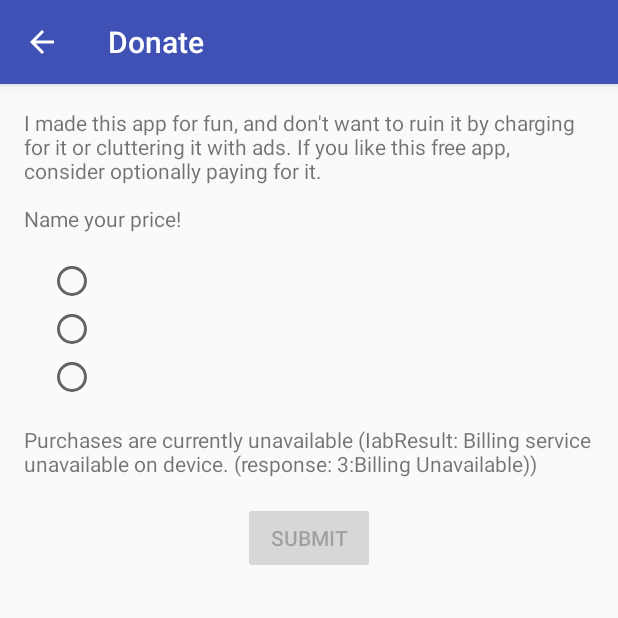
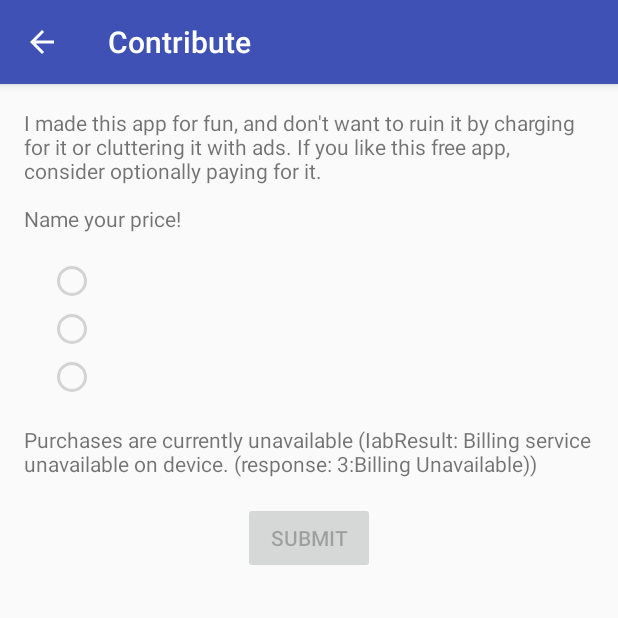
Before and after one commit to JCapriotti/MilwaukeeDPW, an Android app: the DonateActivity screen opened directly, with no data from a screen before it, on a phone screen of 412 x 824 dp, the top half of it. Run offline under Robolectric (Android 15) with nearby library versions, the phone set to English and light mode, and no system bars; libraries missing offline, so code that uses them is left out: com.android.vending.

Commit message:
Dispose bugfix and renaming screen

```diff
--- a/app/src/main/java/com/jcap/milwaukeedpw/iab/IabHelper.java
+++ b/app/src/main/java/com/jcap/milwaukeedpw/iab/IabHelper.java
@@ -328,7 +328,7 @@ public class IabHelper {
         mSetupDone = false;
         if (mServiceConn != null) {
             logDebug("Unbinding from service.");
-            if (mContext != null) mContext.unbindService(mServiceConn);
+            if (mContext != null && mService != null) mContext.unbindService(mServiceConn);
         }
         mDisposed = true;
         mContext = null;
--- a/app/src/main/res/layout/activity_donate.xml
+++ b/app/src/main/res/layout/activity_donate.xml
@@ -26,16 +26,19 @@
             android:layout_width="match_parent"
             android:layout_height="wrap_content"
             android:onClick="onRadioButtonClicked"
+            android:enabled="false"
             android:id="@id/radio_low"/>
         <RadioButton
             android:layout_width="match_parent"
             android:layout_height="wrap_content"
             android:onClick="onRadioButtonClicked"
+            android:enabled="false"
             android:id="@id/radio_medium"/>
         <RadioButton
             android:layout_width="match_parent"
             android:layout_height="wrap_content"
             android:onClick="onRadioButtonClicked"
+            android:enabled="false"
             android:id="@id/radio_high"/>
     </RadioGroup>
 
--- a/app/src/main/res/values/strings.xml
+++ b/app/src/main/res/values/strings.xml
@@ -8,7 +8,7 @@
     <!-- Navigation Menu -->
     <string name="nav_settings">Settings</string>
     <string name="nav_about">About</string>
-    <string name="nav_donate">Donate</string>
+    <string name="nav_donate">Contribute</string>
 
     <!-- MainActivity Strings -->
     <string name="next_pickup">Next Pickup</string>
@@ -58,7 +58,7 @@
     </string>
 
     <!-- Donate Activity -->
-    <string name="title_donate">Donate</string>
+    <string name="title_donate">Contribute</string>
     <string name="donate_info">I made this app for fun, and don\'t want to ruin it by charging for it or cluttering it with ads. If you like this free app, consider optionally paying for it.\n\nName your price!</string>
     <string name="donate_alert">Purchases are currently unavailable (%s)</string>
     <string name="donate_button">Submit</string>
```
Also changed, not shown: app/src/main/java/com/jcap/milwaukeedpw/DonateActivity.java (+7 -1 lines).
